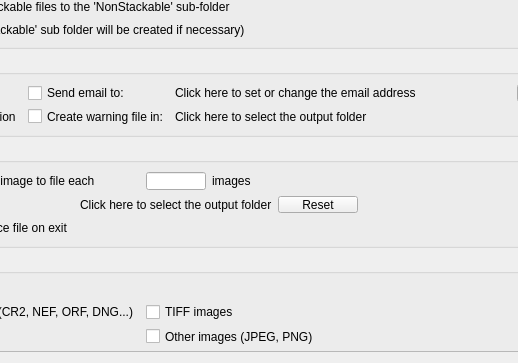
The window that DeepSkyStackerLive/ui/SettingsTab.ui (deepskystacker/DSS) describes before a commit, drawn with Qt 5; both pictures show x 127 to 645 and y 262 to 625 of the 917 by 625 pixel window.
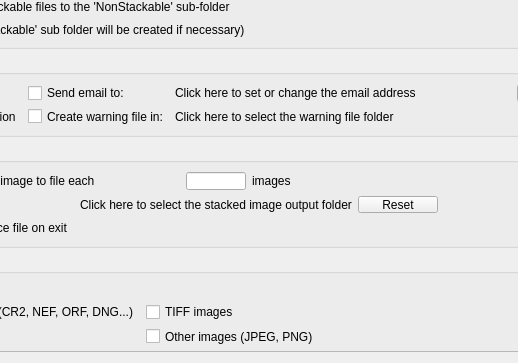
The same window after the commit.

Patch:
```diff
--- a/DeepSkyStackerLive/ui/SettingsTab.ui
+++ b/DeepSkyStackerLive/ui/SettingsTab.ui
@@ -655,7 +655,7 @@
              <string notr="true"/>
             </property>
             <property name="text">
-             <string notr="true" comment="IDC_STACKEDOUTPUTFOLDER">Click here to select the output folder</string>
+             <string notr="true">Click here to select the warning file folder</string>
             </property>
            </widget>
           </item>
@@ -766,7 +766,7 @@
              <string notr="true"/>
             </property>
             <property name="text">
-             <string notr="true">Click here to select the output folder</string>
+             <string notr="true">Click here to select the stacked image output folder</string>
             </property>
            </widget>
           </item>
```
Left out of the diff: 10 changed lines with no effect on the pictures.
